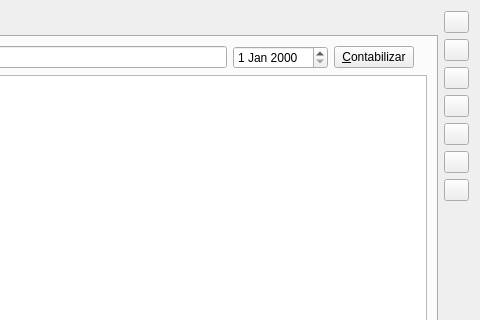
This is diario.ui in DIBOSAJM/keme as Qt 5 draws it before an edit; both pictures show x 389 to 869 and y 0 to 320 of the 869 by 579 pixel window. The edited form follows.
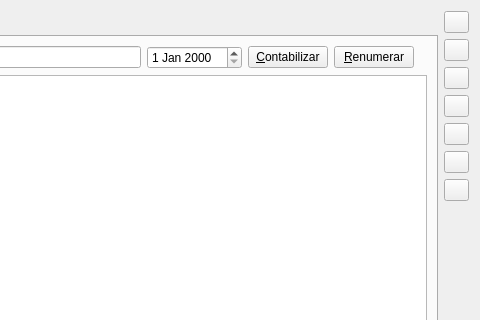
This is the edited form. The open tabs and pages were chosen to show the change. Icons and pictures are not drawn.

Commit message: ajustes diario borrador

Diff of the .ui file:
```diff
--- a/diario.ui
+++ b/diario.ui
@@ -95,6 +95,13 @@
              </property>
             </widget>
            </item>
+           <item>
+            <widget class="QPushButton" name="renum_borrador_pushButton">
+             <property name="text">
+              <string>&amp;Renumerar</string>
+             </property>
+            </widget>
+           </item>
            <item>
             <widget class="QLabel" name="fotolabel_2">
              <property name="text">
```
Left out of the diff: 13 changed lines with no effect on the pictures. The commit also changes 39 other files.
